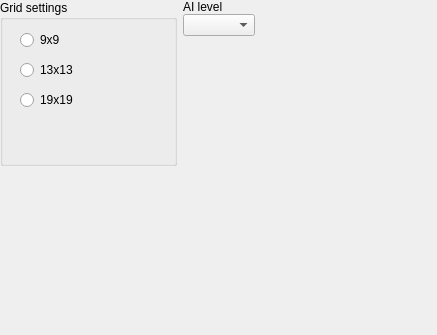
Old version of the form qt/qtgo/qtgo/GameSettings.ui in the repository alecs1/home.
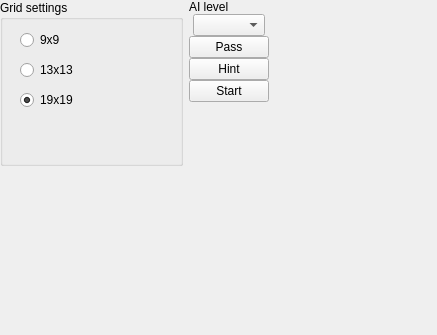
New version of the form.

Commit message: Integrated the control buttons partially.

Diff of the .ui file:
```diff
--- a/qt/qtgo/qtgo/GameSettings.ui
+++ b/qt/qtgo/qtgo/GameSettings.ui
@@ -18,7 +18,7 @@
     <rect>
      <x>0</x>
      <y>0</y>
-     <width>431</width>
+     <width>451</width>
      <height>331</height>
     </rect>
    </property>
@@ -50,6 +50,27 @@
       <item alignment="Qt::AlignHCenter|Qt::AlignTop">
        <widget class="QComboBox" name="comboBox"/>
       </item>
+      <item>
+       <widget class="QPushButton" name="pushButton">
+        <property name="text">
+         <string>Pass</string>
+        </property>
+       </widget>
+      </item>
+      <item>
+       <widget class="QPushButton" name="pushButton_2">
+        <property name="text">
+         <string>Hint</string>
+        </property>
+       </widget>
+      </item>
+      <item>
+       <widget class="QPushButton" name="launchButton">
+        <property name="text">
+         <string>Start</string>
+        </property>
+       </widget>
+      </item>
       <item>
        <spacer name="verticalSpacer">
         <property name="orientation">
@@ -120,6 +141,9 @@
        <property name="text">
         <string>19x19</string>
        </property>
+       <property name="checked">
+        <bool>true</bool>
+       </property>
        <attribute name="buttonGroup">
         <string notr="true">buttonGroup</string>
        </attribute>
```
Left out of the diff: 18 changed lines with no effect on the pictures. The commit also changes 9 other files.
